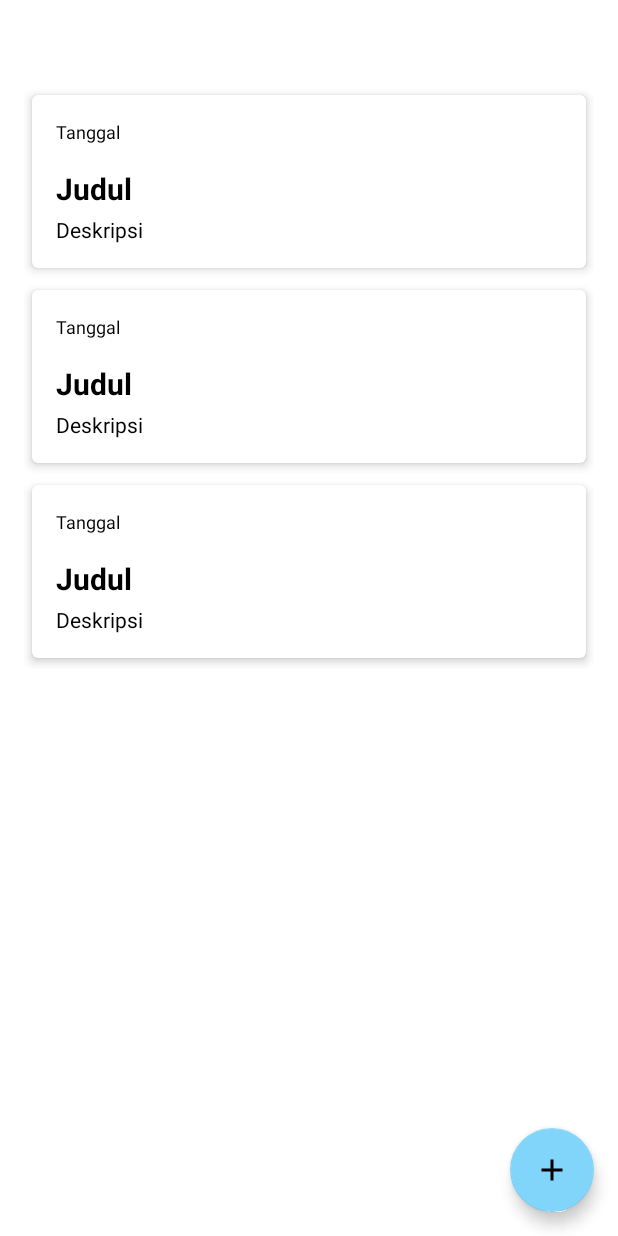
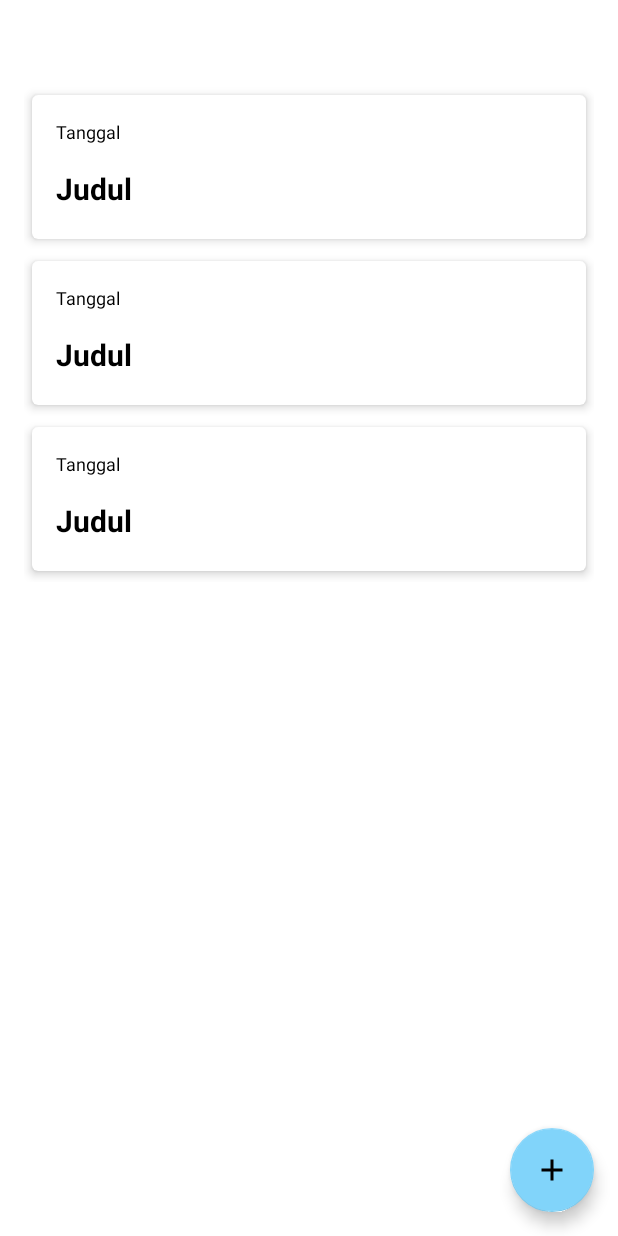
Before and after one commit to NoisyBoy29/NotesApp, an Android app: the layout activity_main.xml on its own in the app's theme, with its tools: preview values and no code run, on a phone screen of 412 x 824 dp. Run offline under Robolectric (Android 15) with nearby library versions, the light colour scheme and no system bars.

Commit message:
item_note edit hanya menunjukan tanggal dan judul

```diff
--- a/app/src/main/java/com/naufal/notesapp/adapter/NoteAdapter.kt
+++ b/app/src/main/java/com/naufal/notesapp/adapter/NoteAdapter.kt
@@ -50,7 +50,6 @@ class NoteAdapter(private val onItemClickCallback: OnItemClickCallback) :
         fun bind(note: Note) {
             binding.tvItemTitle.text = note.title
             binding.tvItemDate.text = note.date
-            binding.tvItemDescription.text = note.description
             binding.cvItemNote.setOnClickListener {
                 onItemClickCallback.onItemClicked(note, adapterPosition)
             }
--- a/app/src/main/res/layout/item_note.xml
+++ b/app/src/main/res/layout/item_note.xml
@@ -36,13 +36,6 @@
                 android:text="@string/title"
                 android:textSize="20sp"
                 android:textStyle="bold" />
-            <TextView
-                android:id="@+id/tv_item_description"
-                android:layout_width="match_parent"
-                android:layout_height="wrap_content"
-                android:gravity="start"
-                android:text="@string/description"
-                android:textSize="14sp" />
         </LinearLayout>
     </androidx.cardview.widget.CardView>
 </LinearLayout>
```
